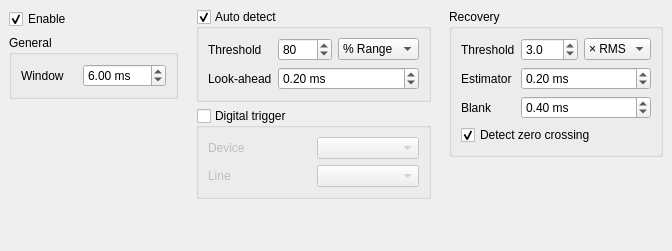
This is DAW/SalpaConfigTab.ui in wagenadl/SpikeGLX as Qt 5 draws it before an edit. The edited form follows.
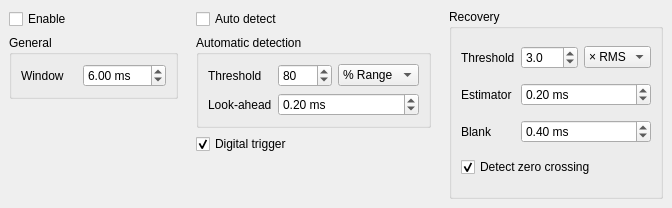
This is the edited form.

Commit message:
Moved SALPA configuration
SALPA configuration now in SVToolsMX rather than in ConfigureDialog,
because it only impacts display, not acquisition. As a secondary
benefit, this means its parameters can be edited live.

```diff
--- a/DAW/SalpaConfigTab.ui
+++ b/DAW/SalpaConfigTab.ui
@@ -7,7 +7,7 @@
     <x>0</x>
     <y>0</y>
     <width>672</width>
-    <height>251</height>
+    <height>208</height>
    </rect>
   </property>
   <property name="windowTitle">
@@ -39,15 +39,25 @@
      </property>
      <layout class="QVBoxLayout" name="verticalLayout">
       <item>
-       <widget class="QGroupBox" name="autodetect">
-        <property name="toolTip">
-         <string>Automatically detect artifacts from the signal itself</string>
-        </property>
-        <property name="title">
+       <widget class="QCheckBox" name="autodetect">
+        <property name="text">
          <string>Auto detect</string>
         </property>
+        <property name="checked">
+         <bool>false</bool>
+        </property>
+       </widget>
+      </item>
+      <item>
+       <widget class="QGroupBox" name="autodetectbox">
+        <property name="toolTip">
+         <string>Automatically detect artifacts from the signal itself</string>
+        </property>
+        <property name="title">
+         <string>Automatic detection</string>
+        </property>
         <property name="checkable">
-         <bool>true</bool>
+         <bool>false</bool>
         </property>
         <layout class="QGridLayout" name="gridLayout">
          <item row="1" column="0">
@@ -131,49 +141,13 @@
        </widget>
       </item>
       <item>
-       <widget class="QGroupBox" name="digitaltrigger">
-        <property name="toolTip">
-         <string>Use an external digital input as the trigger to declare an artifact</string>
-        </property>
-        <property name="title">
+       <widget class="QCheckBox" name="digitaltrigger">
+        <property name="text">
          <string>Digital trigger</string>
         </property>
-        <property name="checkable">
-         <bool>true</bool>
-        </property>
         <property name="checked">
-         <bool>false</bool>
+         <bool>true</bool>
         </property>
-        <layout class="QGridLayout" name="gridLayout_4">
-         <item row="0" column="1">
-          <widget class="QComboBox" name="device">
-           <property name="toolTip">
-            <string>NI-DAQ device of trigger source</string>
-           </property>
-          </widget>
-         </item>
-         <item row="1" column="0">
-          <widget class="QLabel" name="label_2">
-           <property name="text">
-            <string>Line</string>
-           </property>
-          </widget>
-         </item>
-         <item row="1" column="1">
-          <widget class="QComboBox" name="line">
-           <property name="toolTip">
-            <string>Digital line on specified NI-DAQ device. Must be one that is selected for recording in the “NI” tab.</string>
-           </property>
-          </widget>
-         </item>
-         <item row="0" column="0">
-          <widget class="QLabel" name="label">
-           <property name="text">
-            <string>Device</string>
-           </property>
-          </widget>
-         </item>
-        </layout>
        </widget>
       </item>
       <item>
@@ -318,19 +292,6 @@
         </layout>
        </widget>
       </item>
-      <item>
-       <spacer name="verticalSpacer_3">
-        <property name="orientation">
-         <enum>Qt::Vertical</enum>
-        </property>
-        <property name="sizeHint" stdset="0">
-         <size>
-          <width>20</width>
-          <height>40</height>
-         </size>
-        </property>
-       </spacer>
-      </item>
      </layout>
     </widget>
    </item>
@@ -349,7 +310,7 @@
          <string>Enable</string>
         </property>
         <property name="checked">
-         <bool>true</bool>
+         <bool>false</bool>
         </property>
        </widget>
       </item>
```
The commit also changes 14 other files.
